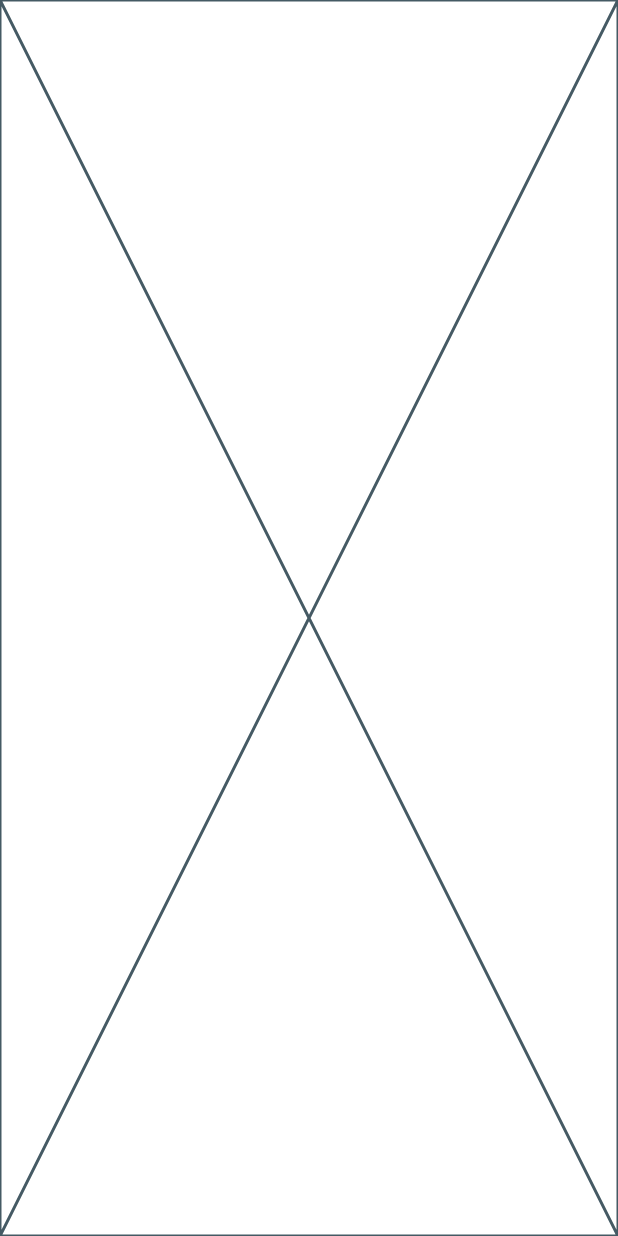
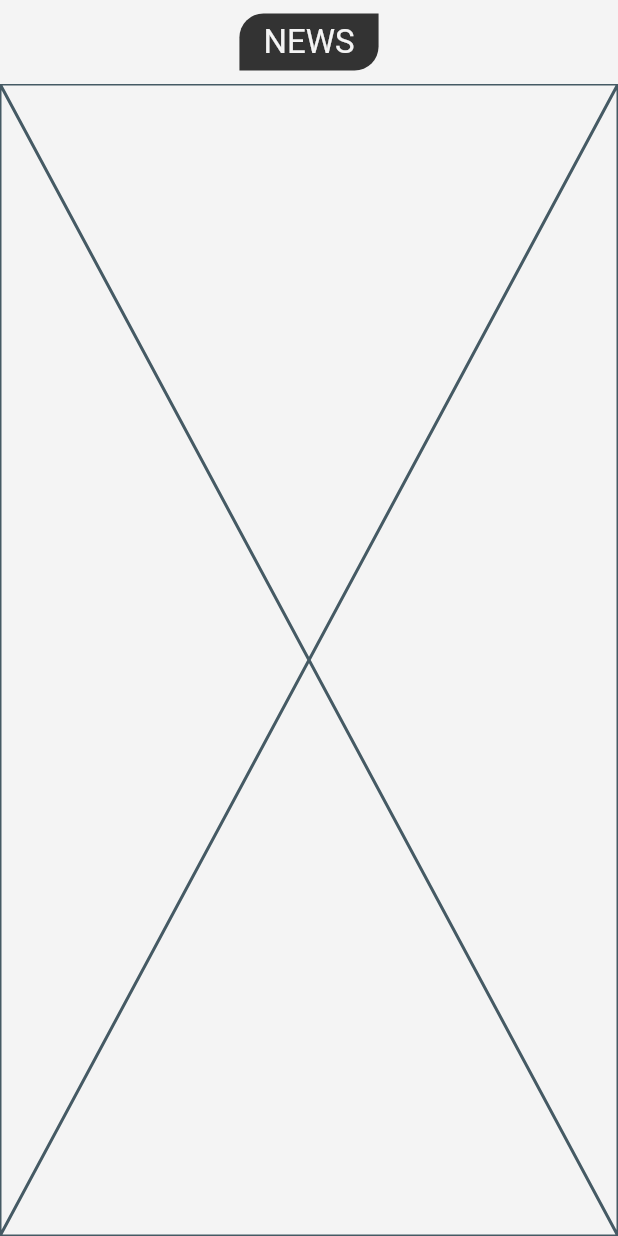
Before and after one commit to igaserx/news_app, a Flutter app: the screen it shows after launch, on a phone screen of 412 x 824 dp. Run offline on Flutter 3.47's test engine with Material 3 defaults, Android fonts, the phone set to English and light mode, and no system bars.

Commit message:
app bar with app bar constant colors

```diff
--- a/lib/main.dart
+++ b/lib/main.dart
@@ -1,4 +1,5 @@
 import 'package:flutter/material.dart';
+import 'package:news/views/home_view.dart';
 
 void main() {
   runApp(const MyApp());
@@ -9,15 +10,8 @@ class MyApp extends StatelessWidget {
 
   @override
   Widget build(BuildContext context) {
-    return MaterialApp(home: HomeView());
+    return MaterialApp(
+      debugShowCheckedModeBanner: false,
+      home: HomeView());
   }
 }
-
-class HomeView extends StatelessWidget {
-  const HomeView({super.key});
-
-  @override
-  Widget build(BuildContext context) {
-    return const Placeholder();
-  }
-}
--- /dev/null
+++ b/lib/views/home_view.dart
@@ -0,0 +1,16 @@
+import 'package:flutter/material.dart';
+import 'package:news/core/constants/app_colors.dart';
+import 'package:news/widgets/custom_app_bar.dart';
+
+class HomeView extends StatelessWidget {
+  const HomeView({super.key});
+
+  @override
+  Widget build(BuildContext context) {
+    return Scaffold(
+      backgroundColor: AppColors.kBackground,
+      appBar: CustomAppBar(title: "NEWS",),
+      body: const Placeholder()
+    );
+  }
+}
--- a/lib/widgets/custom_app_bar.dart
+++ b/lib/widgets/custom_app_bar.dart
@@ -1,12 +1,12 @@
 import 'package:flutter/material.dart';
-import 'package:news/constant.dart';
+import 'package:news/core/constants/app_colors.dart';
 
 class CustomAppBar extends StatelessWidget implements PreferredSizeWidget  {
   final Color color ;
   final String title ;
 
   const CustomAppBar({
-    super.key,  this.color = kWhite, required this.title,
+    super.key,  this.color = AppColors.kBackground, required this.title,
   });
 
   @override
@@ -16,10 +16,10 @@ class CustomAppBar extends StatelessWidget implements PreferredSizeWidget  {
       title: Container(
         padding: EdgeInsets.symmetric(vertical: 5, horizontal: 16),
         decoration: BoxDecoration(
-          color : kBlack,
+          color : AppColors.kText,
           borderRadius: BorderRadius.only(topLeft: Radius.circular(16) , bottomRight: Radius.circular(16))
         ),
-        child: Text(title, style: TextStyle(color : kWhite))),
+        child: Text(title, style: TextStyle(color : AppColors.kBackground))),
       centerTitle: true,
     );
   }
```
